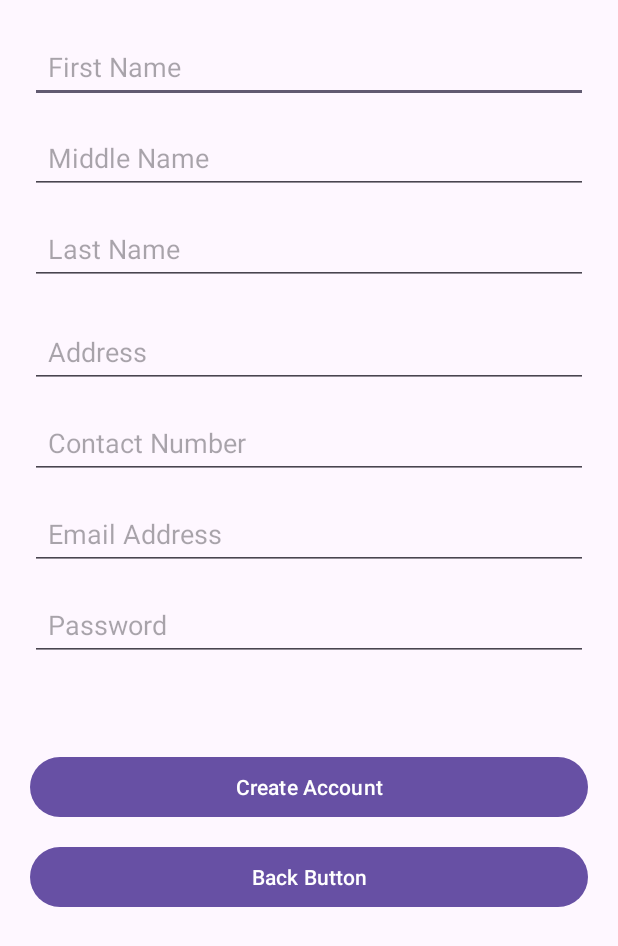
After one commit to yljunsenido-hub/MediVoice, an Android app: the GuardianRegister screen opened directly, with no data from a screen before it, on a phone screen of 412 x 824 dp. The commit adds this screen. Shown: the top 946 px of the screen. Run offline under Robolectric (Android 15) with nearby library versions, the phone set to English and light mode, and no system bars; our stand-ins replace Firebase (no records; nobody signed in at launch, a user with empty details on screens opened directly).

Commit message:
Added Guardian Register and Login

```diff
--- a/app/src/main/AndroidManifest.xml
+++ b/app/src/main/AndroidManifest.xml
@@ -12,6 +12,9 @@
         android:supportsRtl="true"
         android:theme="@style/Theme.MediVoice"
         tools:targetApi="31">
+        <activity
+            android:name=".GuardianRegister"
+            android:exported="false" />
         <activity
             android:name=".GuardianLogin"
             android:exported="false" />
--- /dev/null
+++ b/app/src/main/java/com/example/medivoice/GuardianRegister.java
@@ -0,0 +1,139 @@
+package com.example.medivoice;
+
+import android.content.Intent;
+import android.os.Bundle;
+import android.text.TextUtils;
+import android.widget.Button;
+import android.widget.EditText;
+import android.widget.Toast;
+
+import androidx.activity.EdgeToEdge;
+import androidx.appcompat.app.AppCompatActivity;
+import androidx.core.graphics.Insets;
+import androidx.core.view.ViewCompat;
+import androidx.core.view.WindowInsetsCompat;
+
+import com.google.firebase.auth.FirebaseAuth;
+import com.google.firebase.auth.FirebaseUser;
+import com.google.firebase.database.DatabaseReference;
+import com.google.firebase.database.FirebaseDatabase;
+
+import java.util.HashMap;
+
+public class GuardianRegister extends AppCompatActivity {
+
+    EditText firstName, middleName, lastName, address, contactNumber, emailPass, password;
+    Button btnRegister, btnBack;
+    FirebaseAuth mAuth;
+    DatabaseReference usersRef;
+
+    @Override
+    protected void onCreate(Bundle savedInstanceState) {
+        super.onCreate(savedInstanceState);
+        EdgeToEdge.enable(this);
+        setContentView(R.layout.activity_guardian_register);
+        ViewCompat.setOnApplyWindowInsetsListener(findViewById(R.id.main), (v, insets) -> {
+            Insets systemBars = insets.getInsets(WindowInsetsCompat.Type.systemBars());
+            v.setPadding(systemBars.left, systemBars.top, systemBars.right, systemBars.bottom);
+            return insets;
+        });
+
+        firstName = findViewById(R.id.firstName);
+        middleName = findViewById(R.id.middleName);
+        lastName = findViewById(R.id.lastName);
+        address = findViewById(R.id.address);
+        contactNumber = findViewById(R.id.contactNumber);
+        emailPass = findViewById(R.id.emailPass);
+        password = findViewById(R.id.password);
+        btnRegister = findViewById(R.id.btnRegister);
+        btnBack = findViewById(R.id.btnBack);
+
+        mAuth = FirebaseAuth.getInstance();
+        usersRef = FirebaseDatabase.getInstance().getReference("Guardians");
+
+        btnRegister.setOnClickListener(v -> {
+            String fName = firstName.getText().toString().trim();
+            String mName = middleName.getText().toString().trim();
+            String lName = lastName.getText().toString().trim();
+            String add = address.getText().toString().trim();
+            String contact = contactNumber.getText().toString().trim();
+            String email = emailPass.getText().toString().trim();
+            String pass = password.getText().toString().trim();
+
+            if (TextUtils.isEmpty(fName)) {
+                firstName.setError("First Name is required");
+                return;
+            }
+            if (TextUtils.isEmpty(mName)) {
+                middleName.setError("Middle Name is required");
+                return;
+            }
+            if (TextUtils.isEmpty(lName)) {
+                lastName.setError("Last Name is required");
+                return;
+            }
+            if (TextUtils.isEmpty(contact)) {
+                contactNumber.setError("Contact Number is required");
+                return;
+            }
+            if (TextUtils.isEmpty(email)) {
+                emailPass.setError("Email is required");
+                return;
+            }
+            if (TextUtils.isEmpty(pass) || pass.length() < 6) {
+                password.setError("Password must be at least 6 characters");
+                return;
+            }
+
+            mAuth.createUserWithEmailAndPassword(email, pass)
+                    .addOnCompleteListener(task -> {
+                        if (task.isSuccessful()) {
+                            FirebaseUser user = mAuth.getCurrentUser();
+                            if (user != null) {
+                                saveUserData(user, fName, mName, lName, add, contact, email);
+
+                                Toast.makeText(GuardianRegister.this,
+                                        "Registration successful",
+                                        Toast.LENGTH_SHORT).show();
+
+                                startActivity(new Intent(GuardianRegister.this, GuardianLogin.class));
+                                finish();
+                            }
+                        } else {
+                            Toast.makeText(GuardianRegister.this,
+                                    "Error: " + task.getException().getMessage(),
+                                    Toast.LENGTH_SHORT).show();
+                        }
+                    });
+        });
+
+        btnBack.setOnClickListener(v -> {
+            Intent intent = new Intent(GuardianRegister.this, GuardianLogin.class);
+            startActivity(intent);
+            finish();
+        });
+
+    }
+
+    private void saveUserData(FirebaseUser user, String fName, String mName,
+                              String lName, String add, String contact, String email) {
+        String userId = user.getUid();
+
+        HashMap<String, Object> userMap = new HashMap<>();
+        userMap.put("firstName", fName);
+        userMap.put("middleName", mName);
+        userMap.put("lastName", lName);
+        userMap.put("address", add);
+        userMap.put("contactNumber", contact);
+        userMap.put("email", email);
+
+        usersRef.child(userId).setValue(userMap)
+                .addOnSuccessListener(aVoid -> {
+                    Toast.makeText(GuardianRegister.this, "User data saved successfully", Toast.LENGTH_SHORT).show();
+                })
+                .addOnFailureListener(e -> {
+                    Toast.makeText(GuardianRegister.this, "Failed to save user data: " + e.getMessage(),
+                            Toast.LENGTH_SHORT).show();
+                });
+    }
+}
--- /dev/null
+++ b/app/src/main/res/layout/activity_guardian_register.xml
@@ -0,0 +1,121 @@
+<?xml version="1.0" encoding="utf-8"?>
+<androidx.constraintlayout.widget.ConstraintLayout xmlns:android="http://schemas.android.com/apk/res/android"
+    xmlns:app="http://schemas.android.com/apk/res-auto"
+    xmlns:tools="http://schemas.android.com/tools"
+    android:id="@+id/main"
+    android:layout_width="match_parent"
+    android:layout_height="match_parent"
+    tools:context=".GuardianRegister">
+
+    <EditText
+        android:id="@+id/firstName"
+        android:layout_width="0dp"
+        android:layout_height="wrap_content"
+        android:layout_margin="20dp"
+        android:layout_marginTop="44dp"
+        android:hint="First Name"
+        android:padding="12dp"
+        app:layout_constraintEnd_toEndOf="parent"
+        app:layout_constraintStart_toStartOf="parent"
+        app:layout_constraintTop_toTopOf="parent" />
+
+    <EditText
+        android:id="@+id/middleName"
+        android:layout_width="0dp"
+        android:layout_height="wrap_content"
+        android:layout_marginHorizontal="20dp"
+        android:layout_marginTop="12dp"
+        android:hint="Middle Name"
+        android:padding="12dp"
+        app:layout_constraintEnd_toEndOf="parent"
+        app:layout_constraintStart_toStartOf="parent"
+        app:layout_constraintTop_toBottomOf="@+id/firstName" />
+
+    <EditText
+        android:id="@+id/lastName"
+        android:layout_width="0dp"
+        android:layout_height="wrap_content"
+        android:layout_marginHorizontal="20dp"
+        android:layout_marginTop="12dp"
+        android:hint="Last Name"
+        android:padding="12dp"
+        app:layout_constraintEnd_toEndOf="parent"
+        app:layout_constraintStart_toStartOf="parent"
+        app:layout_constraintTop_toBottomOf="@+id/middleName" />
+
+    <EditText
+        android:id="@+id/address"
+        android:layout_width="0dp"
+        android:layout_height="wrap_content"
+        android:layout_margin="20dp"
+        android:layout_marginTop="8dp"
+        android:hint="Address"
+        android:padding="12dp"
+        app:layout_constraintEnd_toEndOf="parent"
+        app:layout_constraintStart_toStartOf="parent"
+        app:layout_constraintTop_toBottomOf="@+id/lastName" />
+
+    <EditText
+        android:id="@+id/contactNumber"
+        android:layout_width="0dp"
+        android:layout_height="wrap_content"
+        android:layout_marginHorizontal="20dp"
+        android:layout_marginTop="12dp"
+        android:hint="Contact Number"
+        android:padding="12dp"
+        app:layout_constraintEnd_toEndOf="parent"
+        app:layout_constraintHorizontal_bias="0.6"
+        app:layout_constraintStart_toStartOf="parent"
+        app:layout_constraintTop_toBottomOf="@+id/address" />
+
+    <EditText
+        android:id="@+id/emailPass"
+        android:layout_width="0dp"
+        android:layout_height="wrap_content"
+        android:layout_marginHorizontal="20dp"
+        android:layout_marginTop="12dp"
+        android:hint="Email Address"
+        android:inputType="textEmailAddress"
+        android:padding="12dp"
+        app:layout_constraintEnd_toEndOf="parent"
+        app:layout_constraintStart_toStartOf="parent"
+        app:layout_constraintTop_toBottomOf="@+id/contactNumber" />
+
+    <EditText
+        android:id="@+id/password"
+        android:layout_width="0dp"
+        android:layout_height="wrap_content"
+        android:layout_marginHorizontal="20dp"
+        android:layout_marginTop="12dp"
+        android:hint="Password"
+        android:inputType="textPassword"
+        android:padding="12dp"
+        app:layout_constraintEnd_toEndOf="parent"
+        app:layout_constraintHorizontal_bias="0.6"
+        app:layout_constraintStart_toStartOf="parent"
+        app:layout_constraintTop_toBottomOf="@+id/emailPass" />
+
+    <Button
+        android:id="@+id/btnRegister"
+        android:layout_width="0dp"
+        android:layout_height="wrap_content"
+        android:layout_marginHorizontal="20dp"
+        android:layout_marginTop="60dp"
+        android:text="Create Account"
+        app:layout_constraintEnd_toEndOf="parent"
+        app:layout_constraintStart_toStartOf="parent"
+        app:layout_constraintTop_toBottomOf="@id/password" />
+
+    <Button
+        android:id="@+id/btnBack"
+        android:layout_width="0dp"
+        android:layout_height="wrap_content"
+        android:layout_marginHorizontal="20dp"
+        android:layout_marginTop="12dp"
+        android:text="Back Button"
+        app:layout_constraintEnd_toEndOf="parent"
+        app:layout_constraintHorizontal_bias="0.6"
+        app:layout_constraintStart_toStartOf="parent"
+        app:layout_constraintTop_toBottomOf="@id/btnRegister" />
+
+</androidx.constraintlayout.widget.ConstraintLayout>
```
Also changed, not shown: app/src/main/java/com/example/medivoice/GuardianLogin.java (+51 -0 lines), app/src/main/java/com/example/medivoice/Login.java (+8 -1 lines), app/src/main/res/layout/activity_guardian_login.xml (+50 -0 lines), app/src/main/res/layout/activity_login.xml (+17 -4 lines).
